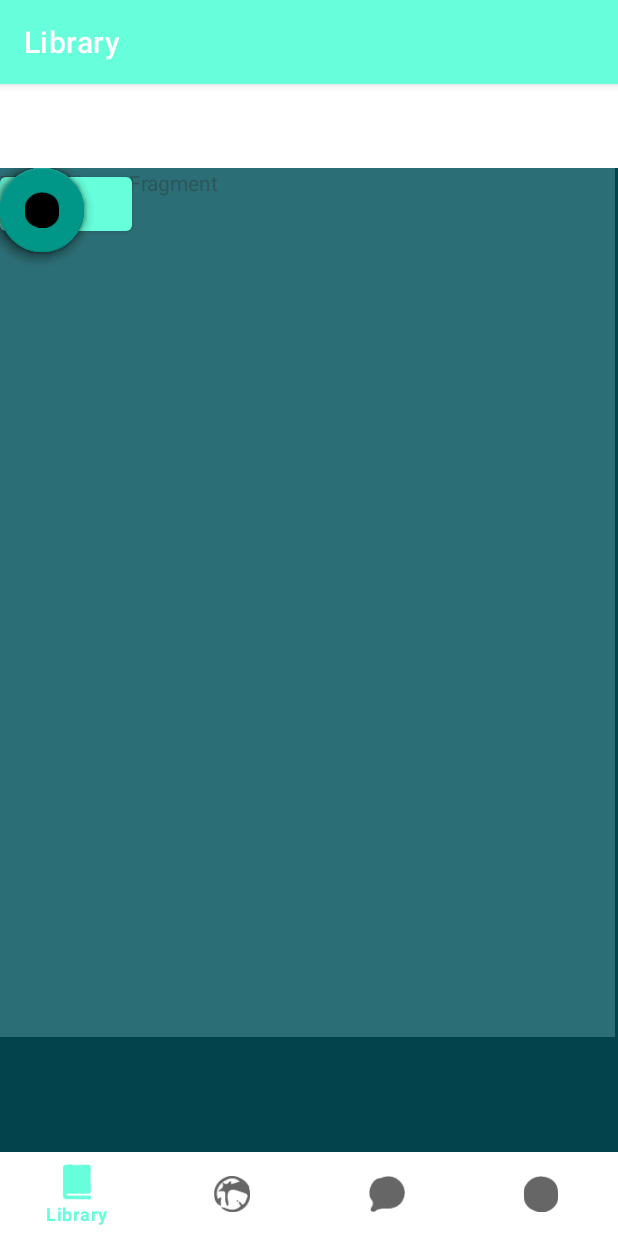
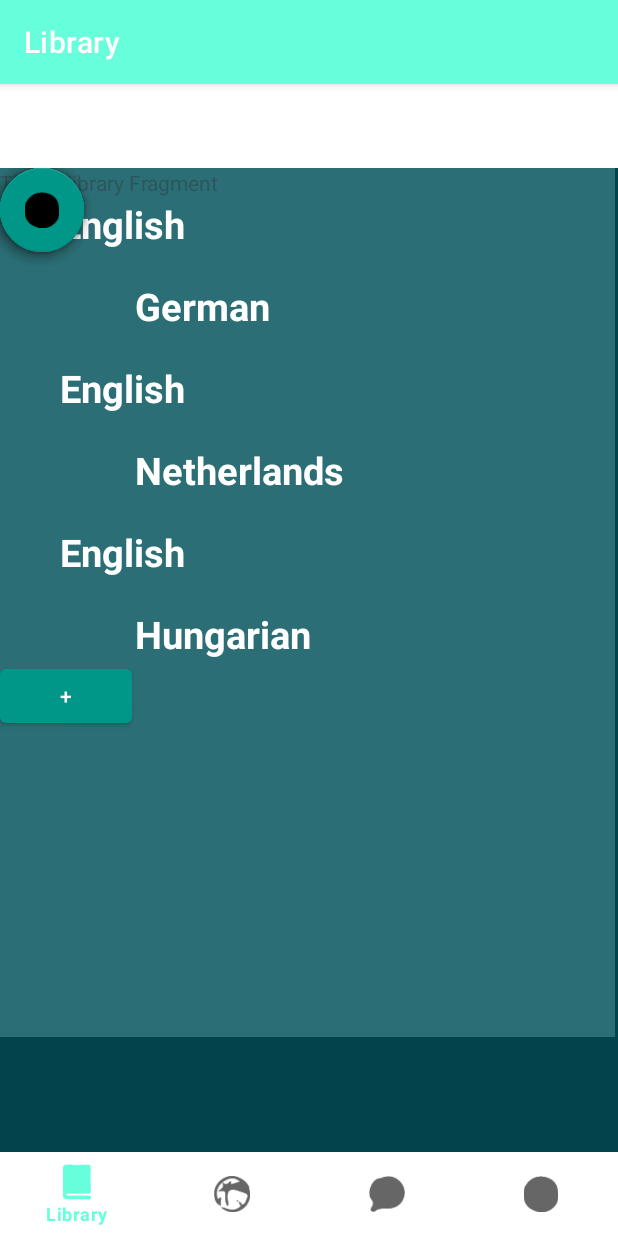
Before and after one commit to AlekseiSkr/ProjectStem, an Android app: the screen it shows after launch (MainActivity), on a phone screen of 412 x 824 dp. Run offline under Robolectric (Android 15) with nearby library versions, the phone set to English and light mode, and no system bars; our stand-ins replace navigation-ui; 1 statement that could not run was skipped.

Commit message:
Added some textViews (English - German, English - Netherlands, English - Hungarian). These languages are examples.
For the location on the design, it is still not done. (Trying to figure out how I can move them and keep them there.)

```diff
--- a/app/src/main/res/layout/fragment_library.xml
+++ b/app/src/main/res/layout/fragment_library.xml
@@ -11,23 +11,93 @@
         android:id="@+id/navigation_library"
         android:layout_width="match_parent"
         android:layout_height="match_parent" />
+
     <LinearLayout
         android:layout_width="410dp"
         android:layout_height="579dp"
         android:background="#547FC2C8"
         android:foregroundTint="#00BCD4"
         android:orientation="vertical"
-        tools:layout_editor_absoluteX="0dp"
+        tools:layout_editor_absoluteX="1dp"
         tools:layout_editor_absoluteY="76dp">
+
+        <TextView
+            android:layout_width="wrap_content"
+            android:layout_height="wrap_content"
+            android:layout_marginLeft="40sp"
+            android:layout_marginTop="20sp"
+            android:text="English"
+            android:textColor="#FFF"
+            android:textSize="25sp"
+            android:textStyle="bold"
+            app:backgroundTint="#009688" />
+
+        <TextView
+            android:layout_width="wrap_content"
+            android:layout_height="wrap_content"
+            android:layout_marginLeft="90sp"
+            android:layout_marginTop="20sp"
+            android:text="German"
+            android:textColor="#FFF"
+            android:textSize="25sp"
+            android:textStyle="bold"
+            app:backgroundTint="#009688" />
+
+        <TextView
+            android:layout_width="wrap_content"
+            android:layout_height="wrap_content"
+            android:layout_marginLeft="40sp"
+            android:layout_marginTop="20sp"
+            android:text="English"
+            android:textColor="#FFF"
+            android:textSize="25sp"
+            android:textStyle="bold"
+            app:backgroundTint="#009688" />
+
+        <TextView
+            android:layout_width="wrap_content"
+            android:layout_height="wrap_content"
+            android:layout_marginLeft="90sp"
+            android:layout_marginTop="20sp"
+            android:text="Netherlands"
+            android:textColor="#FFF"
+            android:textSize="25sp"
+            android:textStyle="bold"
+            app:backgroundTint="#009688" />
+
+        <TextView
+            android:layout_width="wrap_content"
+            android:layout_height="wrap_content"
+            android:layout_marginLeft="40sp"
+            android:layout_marginTop="20sp"
+            android:text="English"
+            android:textColor="#FFF"
+            android:textSize="25sp"
+            android:textStyle="bold"
+            app:backgroundTint="#009688" />
+
+        <TextView
+            android:layout_width="wrap_content"
+            android:layout_height="wrap_content"
+            android:layout_marginLeft="90sp"
+            android:layout_marginTop="20sp"
+            android:text="Hungarian"
+            android:textColor="#FFF"
+            android:textSize="25sp"
+            android:textStyle="bold"
+            app:backgroundTint="#009688" />
 
         <Button
             android:id="@+id/button"
             android:layout_width="wrap_content"
             android:layout_height="wrap_content"
+            android:clickable="true"
+            android:src="@android:drawable/ic_menu_add"
+            android:text="+"
             android:textColor="@android:color/white"
-            android:text="+"
-
-            />
+            app:backgroundTint="#009688"
+            tools:layout_editor_absoluteX="322dp"
+            tools:layout_editor_absoluteY="570dp" />
 
     </LinearLayout>
 
@@ -40,16 +110,6 @@
         app:backgroundTint="#009688"
         tools:layout_editor_absoluteX="16dp"
         tools:layout_editor_absoluteY="669dp" />
-
-    <com.google.android.material.floatingactionbutton.FloatingActionButton
-        android:id="@+id/floatingActionButton2"
-        android:layout_width="wrap_content"
-        android:layout_height="wrap_content"
-        android:clickable="true"
-        android:src="@android:drawable/ic_menu_add"
-        app:backgroundTint="#009688"
-        tools:layout_editor_absoluteX="322dp"
-        tools:layout_editor_absoluteY="570dp" />
 
     <com.google.android.material.floatingactionbutton.FloatingActionButton
         android:id="@+id/floatingActionButton3"
```
